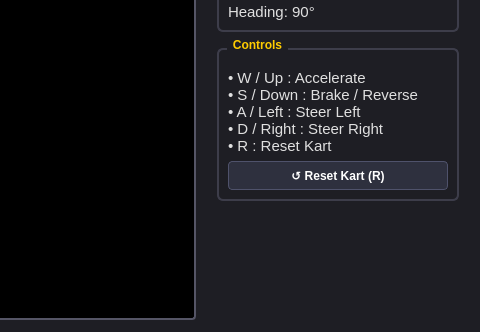
The window that mainwindow.ui (NoviceDev92/RetroKart3D) describes before a commit, drawn with Qt 5; both pictures show x 520 to 1000 and y 328 to 660 of the 1000 by 660 pixel window.
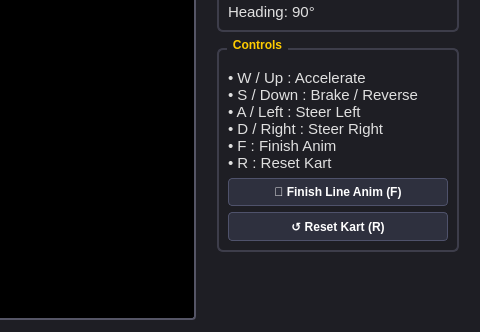
The same window after the commit.

Commit message: Add finish line celebration animation: Golden screen flash, confetti particle physics, waving checkered ribbon, and retro arcade banner

Patch:
```diff
--- a/mainwindow.ui
+++ b/mainwindow.ui
@@ -175,10 +175,18 @@
 • S / Down : Brake / Reverse
 • A / Left : Steer Left
 • D / Right : Steer Right
+• F : Finish Anim
 • R : Reset Kart</string>
             </property>
            </widget>
           </item>
+          <item>
+           <widget class="QPushButton" name="btnCelebration">
+            <property name="text">
+             <string>🎉 Finish Line Anim (F)</string>
+            </property>
+           </widget>
+          </item>
           <item>
            <widget class="QPushButton" name="btnReset">
             <property name="text">
```
The commit also changes 4 other files.
